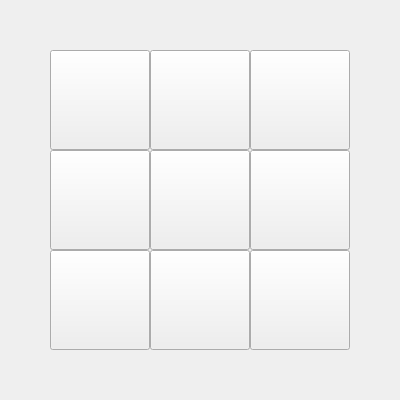
ID41343107/MidTermUi, file widget.ui: the form before one commit.
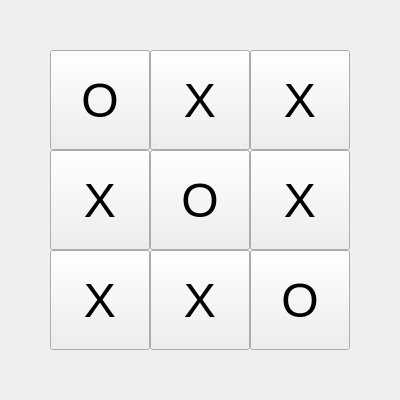
The form after the commit.

Commit message: Set initial button text to match pattern OXX/XOX/XXO

Diff of the .ui file:
```diff
--- a/widget.ui
+++ b/widget.ui
@@ -28,7 +28,7 @@
     </font>
    </property>
    <property name="text">
-    <string></string>
+    <string>O</string>
    </property>
   </widget>
   <widget class="QPushButton" name="button1">
@@ -46,7 +46,7 @@
     </font>
    </property>
    <property name="text">
-    <string></string>
+    <string>X</string>
    </property>
   </widget>
   <widget class="QPushButton" name="button2">
@@ -64,7 +64,7 @@
     </font>
    </property>
    <property name="text">
-    <string></string>
+    <string>X</string>
    </property>
   </widget>
   <widget class="QPushButton" name="button3">
@@ -82,7 +82,7 @@
     </font>
    </property>
    <property name="text">
-    <string></string>
+    <string>X</string>
    </property>
   </widget>
   <widget class="QPushButton" name="button4">
@@ -100,7 +100,7 @@
     </font>
    </property>
    <property name="text">
-    <string></string>
+    <string>O</string>
    </property>
   </widget>
   <widget class="QPushButton" name="button5">
@@ -118,7 +118,7 @@
     </font>
    </property>
    <property name="text">
-    <string></string>
+    <string>X</string>
    </property>
   </widget>
   <widget class="QPushButton" name="button6">
@@ -136,7 +136,7 @@
     </font>
    </property>
    <property name="text">
-    <string></string>
+    <string>X</string>
    </property>
   </widget>
   <widget class="QPushButton" name="button7">
@@ -154,7 +154,7 @@
     </font>
    </property>
    <property name="text">
-    <string></string>
+    <string>X</string>
    </property>
   </widget>
   <widget class="QPushButton" name="button8">
@@ -172,7 +172,7 @@
     </font>
    </property>
    <property name="text">
-    <string></string>
+    <string>O</string>
    </property>
   </widget>
  </widget>
```
